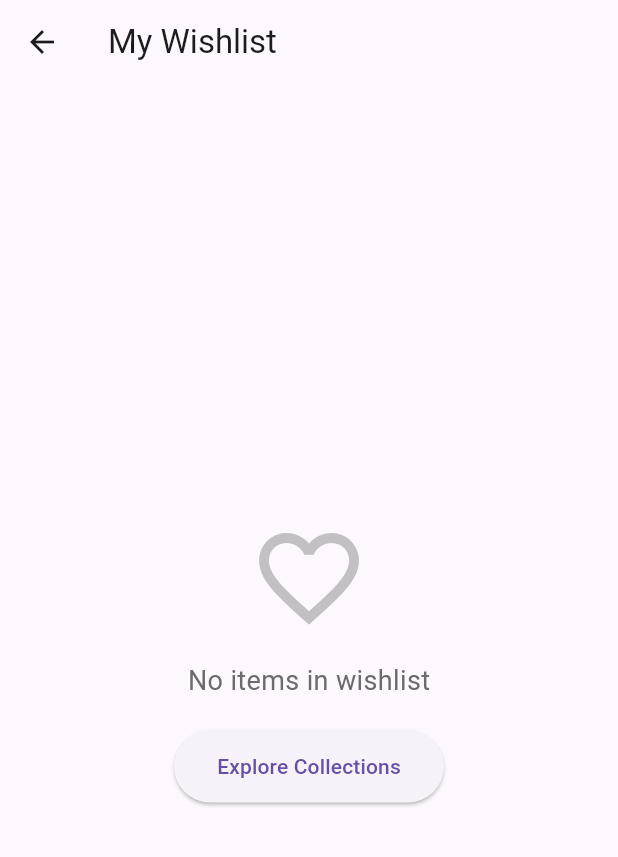
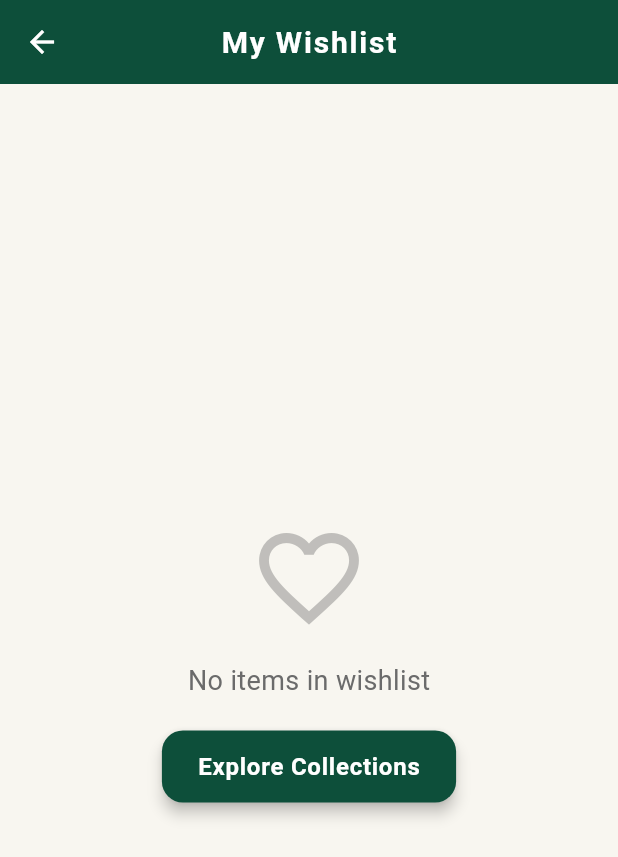
Before and after one commit to gamerdiamond844-hue/gamerdiamond844-hue-zhakas-fashion, a Flutter app: the CartScreen screen opened by its route, after a tap on "Shop Now", after a tap on the "favorite outline" icon, on a phone screen of 412 x 824 dp. Shown: the top 857 px of the screen. Run offline on Flutter 3.47's test engine with Material 3 defaults, Android fonts, the light colour scheme and no system bars; our stand-ins replace cached_network_image, fl_chart, flutter_secure_storage, image_picker, shimmer; accounts and stored records are empty; network calls fail; Roboto replaces fonts that are missing (Georgia).

Commit message:
fix: resolve all app issues - theme name, API URL platform-aware, category chips functional, bulletproof asset copy in CI

```diff
--- a/frontend/lib/app.dart
+++ b/frontend/lib/app.dart
@@ -9,7 +9,7 @@ class ZHAKASApp extends StatelessWidget {
   Widget build(BuildContext context) {
     return MaterialApp(
       title: 'ZHAKAS FASHION',
-      theme: AppTheme.lightTheme,
+      theme: AppTheme.light,
       debugShowCheckedModeBanner: false,
       initialRoute: Routes.splash,
       routes: Routes.routes,
--- a/frontend/lib/screens/home_screen.dart
+++ b/frontend/lib/screens/home_screen.dart
@@ -20,6 +20,7 @@ class HomeScreen extends StatefulWidget {
 class _HomeScreenState extends State<HomeScreen> {
   final _searchCtrl = TextEditingController();
   String _searchQuery = '';
+  int _selectedCategory = 0;
 
   @override
   void initState() {
@@ -200,10 +201,10 @@ class _HomeScreenState extends State<HomeScreen> {
         separatorBuilder: (_, __) => const SizedBox(width: 8),
         itemBuilder: (_, i) => FilterChip(
           label: Text(categories[i]),
-          selected: i == 0,
-          onSelected: (_) {},
+          selected: _selectedCategory == i,
+          onSelected: (_) => setState(() => _selectedCategory = i),
           selectedColor: AppTheme.green,
-          labelStyle: TextStyle(color: i == 0 ? Colors.white : AppTheme.textDark, fontWeight: FontWeight.w500),
+          labelStyle: TextStyle(color: _selectedCategory == i ? Colors.white : AppTheme.textDark, fontWeight: FontWeight.w500),
           backgroundColor: Colors.white,
           side: const BorderSide(color: Color(0xFFDDD8CC)),
           shape: RoundedRectangleBorder(borderRadius: BorderRadius.circular(20)),
@@ -399,13 +400,24 @@ class _HomeScreenState extends State<HomeScreen> {
     );
   }
 
+  List<Product> _filterByCategory(List<Product> all) {
+    switch (_selectedCategory) {
+      case 1: return all.where((p) => p.title.toLowerCase().contains('saree')).toList();
+      case 2: return all.where((p) => p.title.toLowerCase().contains('lehenga')).toList();
+      case 3: return all.where((p) => p.isTrending).toList();
+      case 4: return all.where((p) => p.isFeatured).toList();
+      default: return all;
+    }
+  }
+
   Widget _filterProducts(List<Product> all, String filter) {
+    final base = _filterByCategory(all);
     switch (filter) {
-      case 'trending': return all.where((p) => p.isTrending).toList().isEmpty ? all.take(4).toList() : all.where((p) => p.isTrending).toList();
-      case 'featured': return all.where((p) => p.isFeatured).toList().isEmpty ? all.take(4).toList() : all.where((p) => p.isFeatured).toList();
-      case 'saree': return all.where((p) => p.title.toLowerCase().contains('saree')).toList();
-      case 'lehenga': return all.where((p) => p.title.toLowerCase().contains('lehenga')).toList();
-      default: return all;
+      case 'trending': return base.where((p) => p.isTrending).toList().isEmpty ? base.take(4).toList() : base.where((p) => p.isTrending).toList();
+      case 'featured': return base.where((p) => p.isFeatured).toList().isEmpty ? base.take(4).toList() : base.where((p) => p.isFeatured).toList();
+      case 'saree': return base.where((p) => p.title.toLowerCase().contains('saree')).toList();
+      case 'lehenga': return base.where((p) => p.title.toLowerCase().contains('lehenga')).toList();
+      default: return base;
     }
   }
 
--- a/frontend/lib/services/api_service.dart
+++ b/frontend/lib/services/api_service.dart
@@ -1,8 +1,13 @@
 import 'dart:convert';
+import 'dart:io';
 import 'package:http/http.dart' as http;
 
 class ApiService {
-  static const String baseUrl = 'http://10.0.2.2:8000/api/v1';
+  static String get baseUrl {
+    if (Platform.isAndroid) return 'http://10.0.2.2:8000/api/v1';
+    if (Platform.isIOS) return 'http://127.0.0.1:8000/api/v1';
+    return 'http://localhost:8000/api/v1';
+  }
 
   static Map<String, String> _headers({String? token, bool form = false}) => {
     'Content-Type': form ? 'application/x-www-form-urlencoded' : 'application/json',
```
Also changed, not shown: 1 other file.
